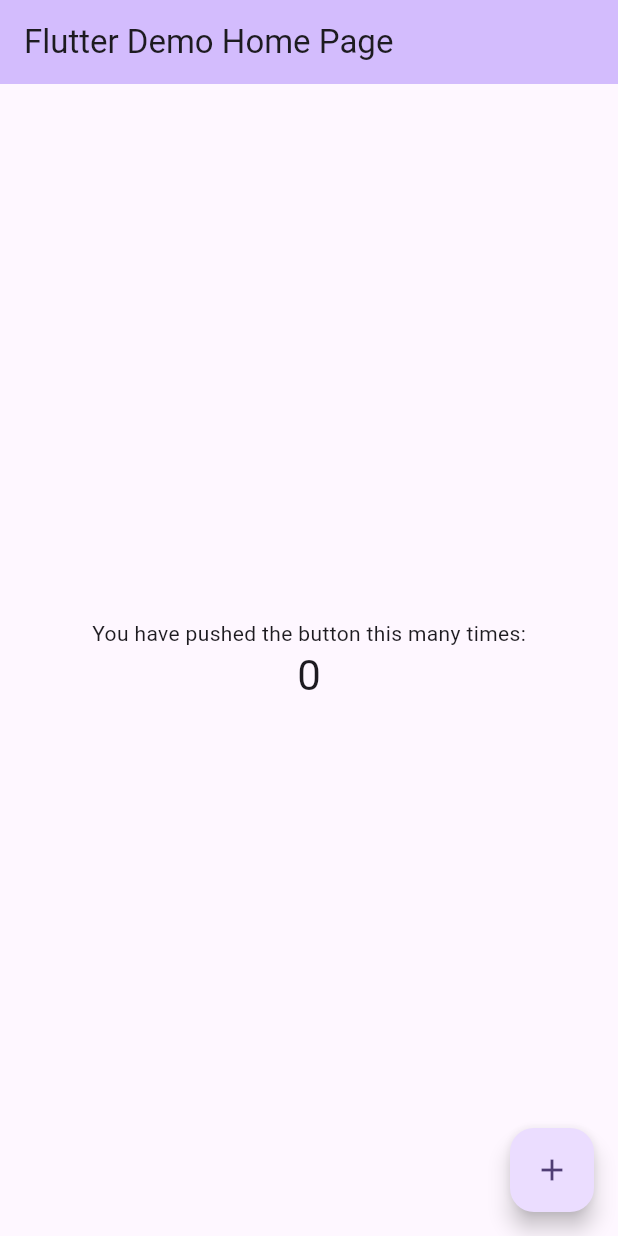
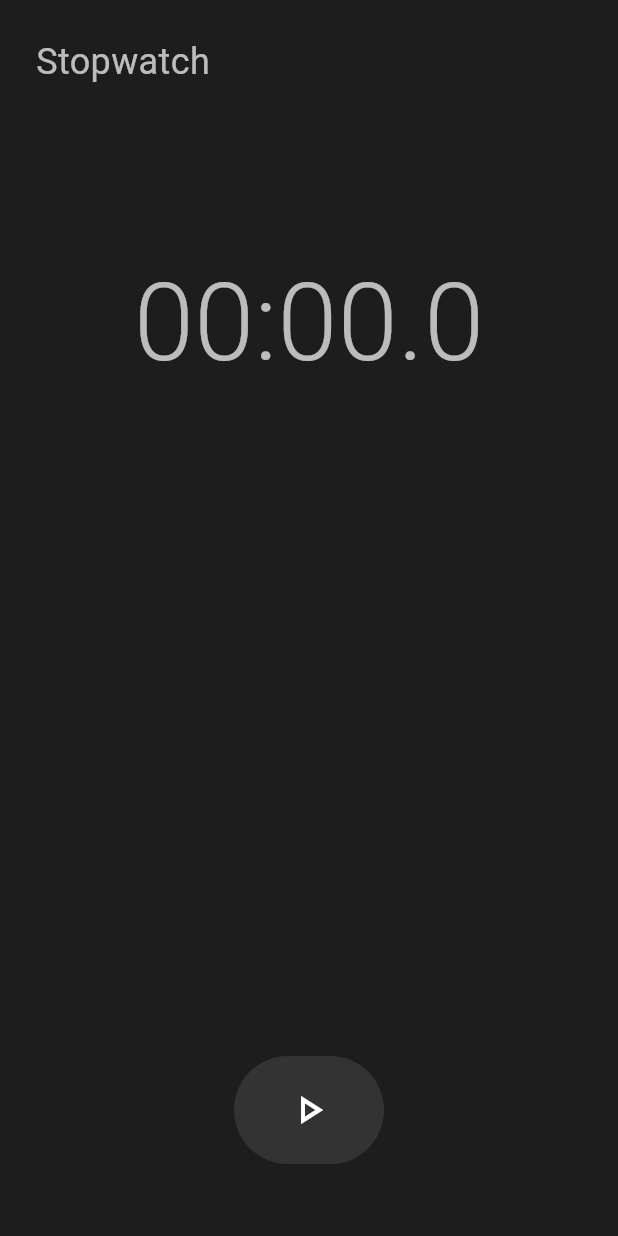
Before and after one commit to ReynardAdimas/TPM_Tugas2, a Flutter app: the screen it shows after launch, on a phone screen of 412 x 824 dp. Run offline on Flutter 3.47's test engine with Material 3 defaults, Android fonts, the phone set to English and light mode, and no system bars.

Commit message:
Finishing stopwatch feature

```diff
--- a/lib/main.dart
+++ b/lib/main.dart
@@ -1,4 +1,5 @@
 import 'package:flutter/material.dart';
+import 'package:tpm_tugas2/pages/stopwatch_screen.dart';
 
 void main() {
   runApp(const MyApp());
@@ -11,112 +12,12 @@ class MyApp extends StatelessWidget {
   @override
   Widget build(BuildContext context) {
     return MaterialApp(
-      title: 'Flutter Demo',
-      theme: ThemeData(
-        // This is the theme of your application.
-        //
-        // TRY THIS: Try running your application with "flutter run". You'll see
-        // the application has a purple toolbar. Then, without quitting the app,
-        // try changing the seedColor in the colorScheme below to Colors.green
-        // and then invoke "hot reload" (save your changes or press the "hot
-        // reload" button in a Flutter-supported IDE, or press "r" if you used
-        // the command line to start the app).
-        //
-        // Notice that the counter didn't reset back to zero; the application
-        // state is not lost during the reload. To reset the state, use hot
-        // restart instead.
-        //
-        // This works for code too, not just values: Most code changes can be
-        // tested with just a hot reload.
-        colorScheme: .fromSeed(seedColor: Colors.deepPurple),
-      ),
-      home: const MyHomePage(title: 'Flutter Demo Home Page'),
+      debugShowCheckedModeBanner: false,
+      // title: 'Flutter Demo',
+      // theme: ThemeData(
+      //   colorScheme: .fromSeed(seedColor: Colors.deepPurple),
+      // ),
+      home: StopwatchScreen(),
     );
   }
 }
-
-class MyHomePage extends StatefulWidget {
-  const MyHomePage({super.key, required this.title});
-
-  // This widget is the home page of your application. It is stateful, meaning
-  // that it has a State object (defined below) that contains fields that affect
-  // how it looks.
-
-  // This class is the configuration for the state. It holds the values (in this
-  // case the title) provided by the parent (in this case the App widget) and
-  // used by the build method of the State. Fields in a Widget subclass are
-  // always marked "final".
-
-  final String title;
-
-  @override
-  State<MyHomePage> createState() => _MyHomePageState();
-}
-
-class _MyHomePageState extends State<MyHomePage> {
-  int _counter = 0;
-
-  void _incrementCounter() {
-    setState(() {
-      // This call to setState tells the Flutter framework that something has
-      // changed in this State, which causes it to rerun the build method below
-      // so that the display can reflect the updated values. If we changed
-      // _counter without calling setState(), then the build method would not be
-      // called again, and so nothing would appear to happen.
-      _counter++;
-    });
-  }
-
-  @override
-  Widget build(BuildContext context) {
-    // This method is rerun every time setState is called, for instance as done
-    // by the _incrementCounter method above.
-    //
-    // The Flutter framework has been optimized to make rerunning build methods
-    // fast, so that you can just rebuild anything that needs updating rather
-    // than having to individually change instances of widgets.
-    return Scaffold(
-      appBar: AppBar(
-        // TRY THIS: Try changing the color here to a specific color (to
-        // Colors.amber, perhaps?) and trigger a hot reload to see the AppBar
-        // change color while the other colors stay the same.
-        backgroundColor: Theme.of(context).colorScheme.inversePrimary,
-        // Here we take the value from the MyHomePage object that was created by
-        // the App.build method, and use it to set our appbar title.
-        title: Text(widget.title),
-      ),
-      body: Center(
-        // Center is a layout widget. It takes a single child and positions it
-        // in the middle of the parent.
-        child: Column(
-          // Column is also a layout widget. It takes a list of children and
-          // arranges them vertically. By default, it sizes itself to fit its
-          // children horizontally, and tries to be as tall as its parent.
-          //
-          // Column has various properties to control how it sizes itself and
-          // how it positions its children. Here we use mainAxisAlignment to
-          // center the children vertically; the main axis here is the vertical
-          // axis because Columns are vertical (the cross axis would be
-          // horizontal).
-          //
-          // TRY THIS: Invoke "debug painting" (choose the "Toggle Debug Paint"
-          // action in the IDE, or press "p" in the console), to see the
-          // wireframe for each widget.
-          mainAxisAlignment: .center,
-          children: [
-            const Text('You have pushed the button this many times:'),
-            Text(
-              '$_counter',
-              style: Theme.of(context).textTheme.headlineMedium,
-            ),
-          ],
-        ),
-      ),
-      floatingActionButton: FloatingActionButton(
-        onPressed: _incrementCounter,
-        tooltip: 'Increment',
-        child: const Icon(Icons.add),
-      ),
-    );
-  }
-}
--- /dev/null
+++ b/lib/pages/stopwatch_screen.dart
@@ -0,0 +1,210 @@
+import 'package:flutter/material.dart';
+import 'package:tpm_tugas2/models/stopwatch_model.dart';
+import 'dart:async';
+
+class StopwatchScreen extends StatefulWidget {
+  const StopwatchScreen({super.key});
+
+  @override
+  State<StopwatchScreen> createState() => _StopwatchScreenState();
+}
+
+class _StopwatchScreenState extends State<StopwatchScreen> {
+  final Stopwatch _stopwatch = Stopwatch();
+  Timer? _timer;
+
+  final List<LapRecord> _laps = [];
+  Duration _previousTotal = Duration.zero;
+
+  void _startTimer() {
+    _timer?.cancel();
+    _timer = Timer.periodic(const Duration(milliseconds: 30), (timer) {
+      setState(() {
+
+      });
+    });
+    _stopwatch.start();
+  }
+
+  void _pauseTimer() {
+    _timer?.cancel();
+    _stopwatch.stop();
+    setState(() {
+      // _laps.clear();
+      // _previousTotal = Duration.zero;
+    });
+  }
+
+  void _stopAndResetTimer() {
+    _timer?.cancel();
+    _stopwatch.reset();
+    setState(() {
+      _laps.clear();
+      _previousTotal = Duration.zero;
+    });
+  }
+
+  void _recordLap() {
+    final currentTotal = _stopwatch.elapsed;
+    final splitTime = currentTotal - _previousTotal;
+
+    setState(() {
+      _laps.insert(
+        0,
+        LapRecord(
+          index: _laps.length + 1,
+          split: splitTime,
+          total: currentTotal
+        )
+      );
+      _previousTotal = currentTotal;
+    });
+  }
+
+  String _formatTime(Duration duration, {bool isMainTime= false}) {
+    String minutes = (duration.inMinutes % 60).toString().padLeft(2, '0');
+    String seconds = (duration.inSeconds % 60).toString().padLeft(2, '0');
+    String hundredths = ((duration.inMilliseconds % 1000) ~/ 10).toString().padLeft(2, '0');
+
+    if (isMainTime && !_stopwatch.isRunning && _stopwatch.elapsedTicks == 0) {
+      return "$minutes:$seconds.0";
+    }
+    return "$minutes:$seconds.$hundredths";
+  }
+
+  @override
+  void dispose() {
+    _timer?.cancel();
+    super.dispose();
+  }
+  @override
+  Widget build(BuildContext context) {
+    return Scaffold(
+      backgroundColor: const Color(0xFF1D1D1D),
+      body: SafeArea(
+        child: Column(
+          crossAxisAlignment: CrossAxisAlignment.start,
+          children: [
+            const Padding(
+              padding: EdgeInsets.all(24.0),
+              child: Text(
+                'Stopwatch',
+                style: TextStyle(fontSize: 24, fontWeight: FontWeight.w400, color: Colors.white70),
+              ),
+            ),
+
+            Expanded(
+              flex: 3,
+              child: Center(
+                child: Text(
+                  _formatTime(_stopwatch.elapsed, isMainTime: true),
+                  style: const TextStyle(
+                    fontSize: 72,
+                    fontWeight: FontWeight.w300,
+                    color: Colors.white70,
+                    fontFeatures: [FontFeature.tabularFigures()]
+                  ),
+                ),
+              )
+            ),
+
+            Expanded(
+              flex: 4,
+              child: ListView.builder(
+                itemCount: _laps.length,
+                itemBuilder: (context, index) {
+                  final lap = _laps[index];
+                  return Padding(
+                    padding: const EdgeInsets.symmetric(horizontal: 24.0, vertical: 8.0),
+                    child: Row(
+                      mainAxisAlignment: MainAxisAlignment.spaceBetween,
+                      children: [
+                        Text(
+                          '${lap.index.toString().padLeft(2, '0')}',
+                          style: const TextStyle(fontSize: 18, color: Colors.white70),
+                        ),
+                        Text(
+                          '+ ${_formatTime(lap.split)}',
+                          style: const TextStyle(fontSize: 18, color: Colors.white70),
+                        ),
+                        Text(
+                          _formatTime(lap.total),
+                          style: const TextStyle(fontSize: 18, color: Colors.white70),
+                        )
+                      ],
+                    ),
+                  );
+                }
+              )
+            ),
+
+            Padding(
+              padding: const EdgeInsets.only(bottom: 48.0),
+              child: _buildControlButtons(),
+            )
+          ],
+        )
+      ),
+    );
+  }
+  Widget _buildControlButtons() {
+    final bool isInitial = !_stopwatch.isRunning && _stopwatch.elapsedTicks == 0;
+    final bool isRunning = _stopwatch.isRunning;
+
+    if (isInitial) {
+      return Center(
+        child: _CustomButton(
+          icon: Icons.play_arrow_outlined,
+          onTap: _startTimer,
+          isWide: true,
+        ),
+      );
+    }
+
+    return Row(
+      mainAxisAlignment: MainAxisAlignment.spaceEvenly,
+      children: [
+        if (isRunning) ...[
+          _CustomButton(icon: Icons.flag, onTap: _recordLap),
+          _CustomButton(icon: Icons.pause, onTap: _pauseTimer)
+        ] else ...[
+          _CustomButton(icon: Icons.stop, onTap:_stopAndResetTimer),
+          _CustomButton(icon: Icons.play_arrow_outlined, onTap: _startTimer)
+        ]
+      ],
+    );
+  }
+}
+
+class _CustomButton extends StatelessWidget {
+  final IconData icon;
+  final VoidCallback onTap;
+  final bool isWide;
+
+  const _CustomButton({
+    required this.icon,
+    required this.onTap,
+    this.isWide = false
+  });
+
+  @override
+  Widget build(BuildContext context) {
+    // TODO: implement build
+    return GestureDetector(
+      onTap: onTap,
+      child: Container(
+        width: isWide? 100:72,
+        height: 72,
+        decoration: BoxDecoration(
+          color: const Color(0xFF333333),
+          borderRadius: BorderRadius.circular(48)
+        ),
+        child: Icon(
+          icon,
+          size: 32,
+          color: Colors.white,
+        ),
+      ),
+    );
+  }
+}
```
Also changed, not shown: lib/pages/stopwatch.dart (deleted, +0 -74 lines).
